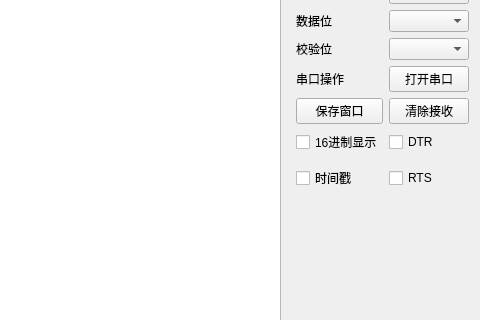
The window that ui/home.ui (zhangguoqian/ZTTY) describes before a commit, drawn with Qt 5; both pictures show x 518 to 998 and y 109 to 429 of the 998 by 797 pixel window.
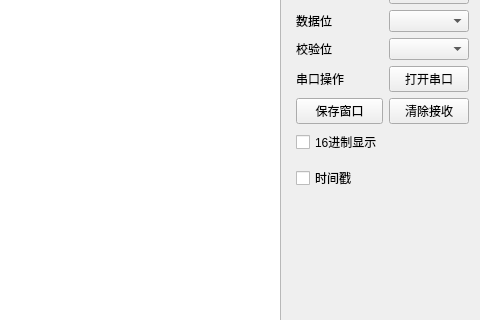
The same window after the commit.

The edit to the form file:
```diff
--- a/ui/home.ui
+++ b/ui/home.ui
@@ -140,13 +140,6 @@
      </property>
     </widget>
    </item>
-   <item row="8" column="9" colspan="2">
-    <widget class="QCheckBox" name="ckBox_Dtr">
-     <property name="text">
-      <string>DTR</string>
-     </property>
-    </widget>
-   </item>
    <item row="12" column="0" colspan="11">
     <widget class="QTabWidget" name="tabWidget">
      <property name="sizePolicy">
@@ -231,13 +224,6 @@
      </property>
     </widget>
    </item>
-   <item row="10" column="9">
-    <widget class="QCheckBox" name="ckBox_Rts">
-     <property name="text">
-      <string>RTS</string>
-     </property>
-    </widget>
-   </item>
   </layout>
  </widget>
  <resources/>
```
